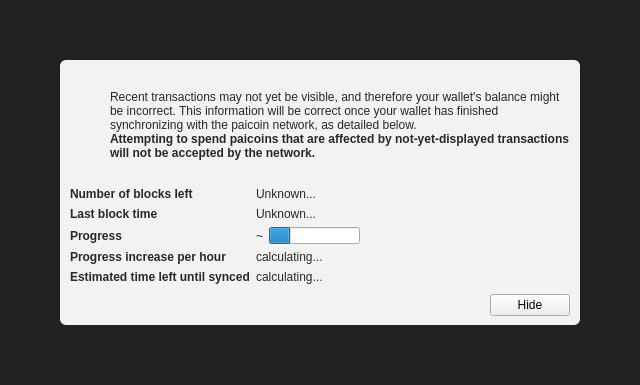
First picture: the form in src/qt/forms/modaloverlay.ui, repository projectpai/paicoin, before the edit.
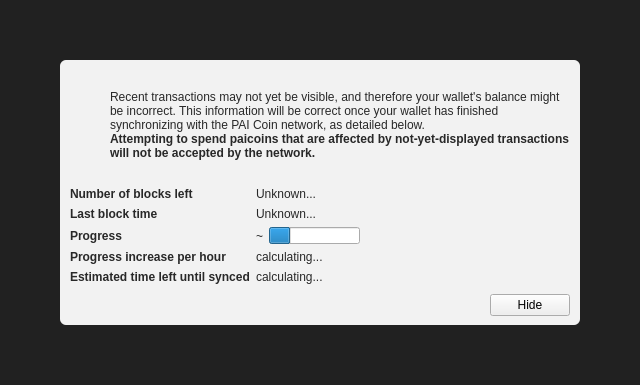
Second picture: the form after the edit. Icons and pictures are not drawn. Custom widgets are drawn as their Qt base class.

Commit message: Updated PAI Coin naming.

```diff
--- a/src/qt/forms/modaloverlay.ui
+++ b/src/qt/forms/modaloverlay.ui
@@ -130,7 +130,7 @@
              <item>
               <widget class="QLabel" name="infoText">
                <property name="text">
-                <string>Recent transactions may not yet be visible, and therefore your wallet's balance might be incorrect. This information will be correct once your wallet has finished synchronizing with the paicoin network, as detailed below.</string>
+                <string>Recent transactions may not yet be visible, and therefore your wallet's balance might be incorrect. This information will be correct once your wallet has finished synchronizing with the PAI Coin network, as detailed below.</string>
                </property>
                <property name="textFormat">
                 <enum>Qt::RichText</enum>
```
The commit also changes 21 other files.
